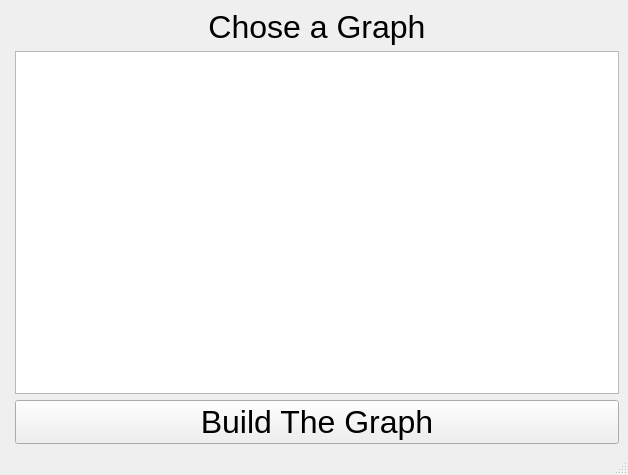
The window that mainwindow.ui (ebenson89/dvrmediaanalysis) describes before a commit, drawn with Qt 5.
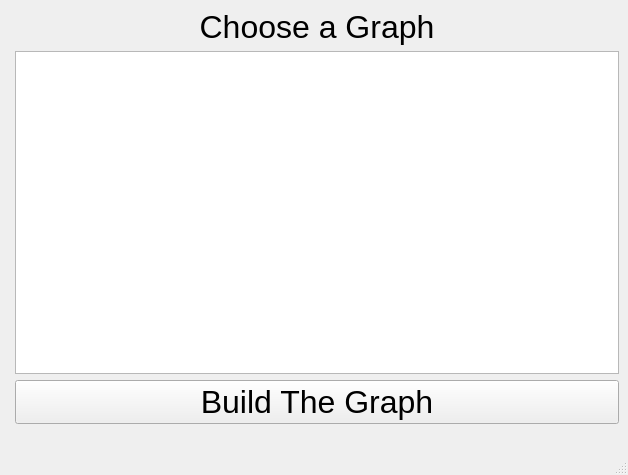
The same window after the commit.

Commit message: Implement functual GUI

The edit to the form file:
```diff
--- a/mainwindow.ui
+++ b/mainwindow.ui
@@ -23,7 +23,7 @@
        </font>
       </property>
       <property name="text">
-       <string>Chose a Graph</string>
+       <string>Choose a Graph</string>
       </property>
       <property name="alignment">
        <set>Qt::AlignCenter</set>
@@ -45,6 +45,13 @@
     <item row="1" column="1">
      <widget class="QListWidget" name="graph_list"/>
     </item>
+    <item row="3" column="1">
+     <widget class="QLabel" name="error_output_label">
+      <property name="text">
+       <string/>
+      </property>
+     </widget>
+    </item>
    </layout>
   </widget>
   <widget class="QMenuBar" name="menubar">
```
The commit also changes 2 other files.
